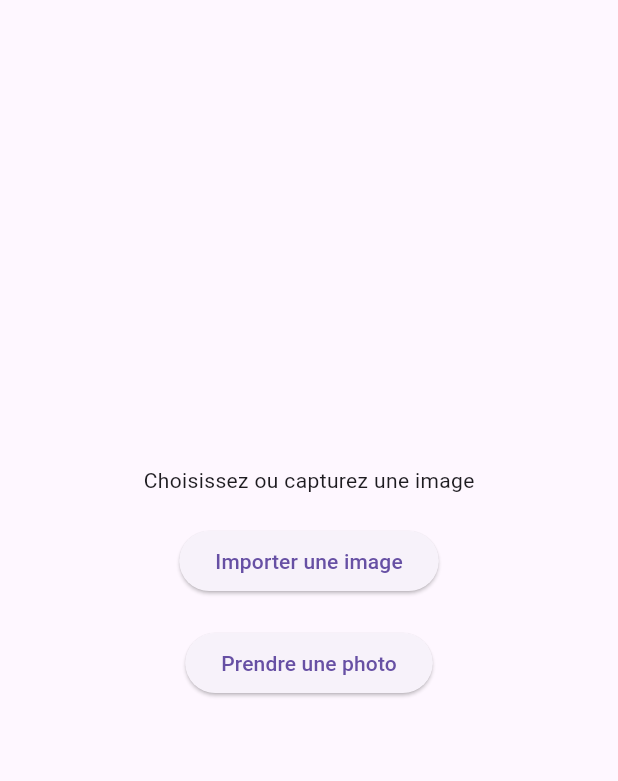
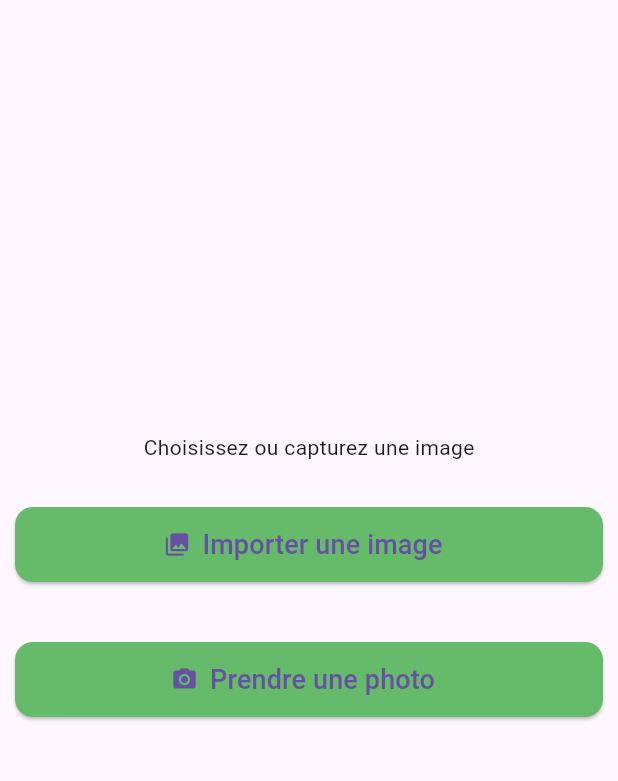
Before and after one commit to MAXCOEUR/ia_mobile_flutter, a Flutter app: the screen it shows after launch, on a phone screen of 412 x 824 dp, the part 63-844 px from its top. Run offline on Flutter 3.47's test engine with Material 3 defaults, Android fonts, the phone set to English and light mode, and no system bars; our stand-ins replace image_picker, permission_handler; missing offline and left inert: tflite_flutter; project files that could hold a hidden picture were left out.

Commit message:
1.0.1 change theme

```diff
--- a/lib/HomeScreen.dart
+++ b/lib/HomeScreen.dart
@@ -171,14 +171,32 @@ class _HomeScreenState extends State<HomeScreen> {
           children: [
             const Text("Choisissez ou capturez une image"),
             const SizedBox(height: 20),
-            ElevatedButton(
-              onPressed: _isModelLoaded ? () => _pickImage(ImageSource.gallery) : null,
-              child: const Text("Importer une image"),
+            Container(
+                margin: EdgeInsets.all(10),
+                child:ElevatedButton.icon(
+                  style: ElevatedButton.styleFrom(
+                    backgroundColor: Colors.green[400],
+                    minimumSize: const Size(double.infinity, 50),
+                    shape: RoundedRectangleBorder(borderRadius: BorderRadius.circular(12)),
+                  ),
+                  onPressed: _isModelLoaded ? () => _pickImage(ImageSource.gallery) : null,
+                  icon: const Icon(Icons.photo_library),
+                  label: const Text("Importer une image", style: TextStyle(fontSize: 18)),
+                ),
             ),
             const SizedBox(height: 20),
-            ElevatedButton(
-              onPressed: _isModelLoaded ? () => _pickImage(ImageSource.camera) : null,
-              child: const Text("Prendre une photo"),
+            Container(
+              margin: EdgeInsets.all(10),
+              child:ElevatedButton.icon(
+                style: ElevatedButton.styleFrom(
+                  backgroundColor: Colors.green[400],
+                  minimumSize: const Size(double.infinity, 50),
+                  shape: RoundedRectangleBorder(borderRadius: BorderRadius.circular(12)),
+                ),
+                onPressed: _isModelLoaded ? () => _pickImage(ImageSource.camera) : null,
+                icon: const Icon(Icons.camera_alt),
+                label: const Text("Prendre une photo", style: TextStyle(fontSize: 18)),
+              ),
             ),
             if (_isLoading) const CircularProgressIndicator(),
             const SizedBox(height: 20),
--- a/lib/main.dart
+++ b/lib/main.dart
@@ -14,7 +14,7 @@ class MyApp extends StatelessWidget {
       title: 'Scan & Learn',
       theme: ThemeData(primarySwatch: Colors.green),
       home: const HomeScreen(),
-      debugShowCheckedModeBanner: false,
+      debugShowCheckedModeBanner: true,
     );
   }
 }
--- a/pubspec.yaml
+++ b/pubspec.yaml
@@ -16,7 +16,7 @@ publish_to: 'none' # Remove this line if you wish to publish to pub.dev
 # https://developer.apple.com/library/archive/documentation/General/Reference/InfoPlistKeyReference/Articles/CoreFoundationKeys.html
 # In Windows, build-name is used as the major, minor, and patch parts
 # of the product and file versions while build-number is used as the build suffix.
-version: 1.0.0+1
+version: 1.0.1+1
 
 environment:
   sdk: ^3.7.0
```
Also changed, not shown: lib/result_widget.dart (+14 -4 lines).
